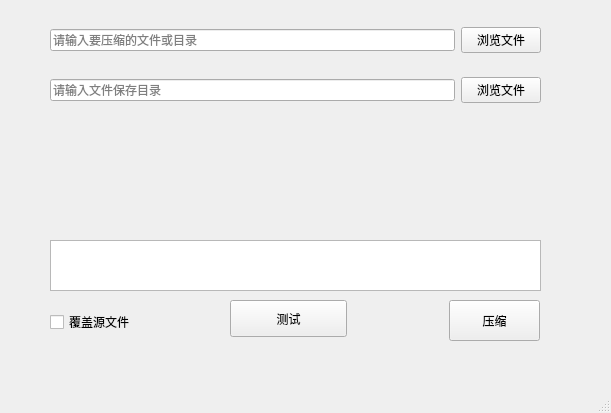
First picture: the form in mainwindow.ui, repository greatyingzi/qt_img_compress, before the edit.
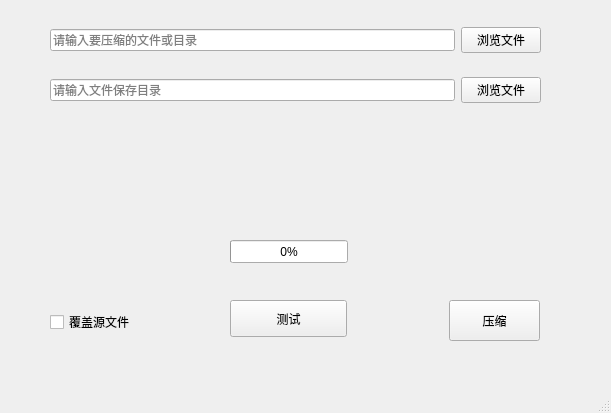
Second picture: the form after the edit.

What changed in the file:
```diff
--- a/mainwindow.ui
+++ b/mainwindow.ui
@@ -68,16 +68,6 @@
      <string>压缩</string>
     </property>
    </widget>
-   <widget class="QListWidget" name="fileListView">
-    <property name="geometry">
-     <rect>
-      <x>50</x>
-      <y>240</y>
-      <width>491</width>
-      <height>51</height>
-     </rect>
-    </property>
-   </widget>
    <widget class="QCheckBox" name="overrideSrc">
     <property name="geometry">
      <rect>
@@ -161,6 +151,19 @@
      </item>
     </layout>
    </widget>
+   <widget class="QProgressBar" name="progressBar">
+    <property name="geometry">
+     <rect>
+      <x>230</x>
+      <y>240</y>
+      <width>118</width>
+      <height>23</height>
+     </rect>
+    </property>
+    <property name="value">
+     <number>0</number>
+    </property>
+   </widget>
   </widget>
   <widget class="QMenuBar" name="menubar">
    <property name="geometry">
```
Left out of the diff: 3 changed lines with no effect on the pictures.
